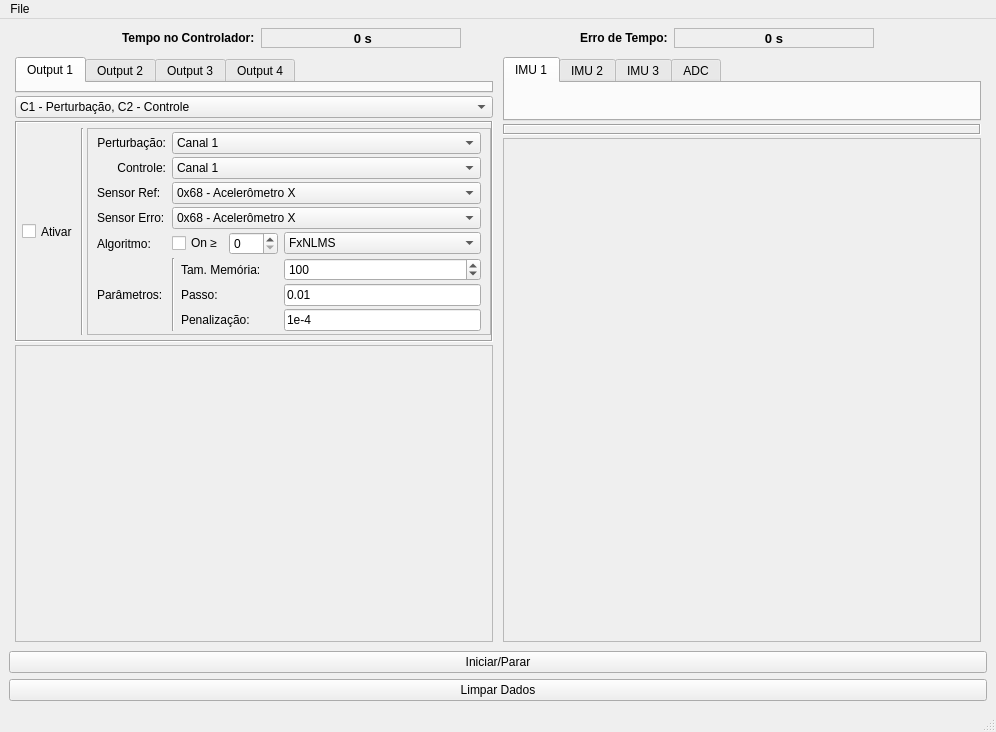
This is uifiles/VibViewWindow.ui in eduardobatista/ActVibSoftware as Qt 5 draws it before an edit. The edited form follows.
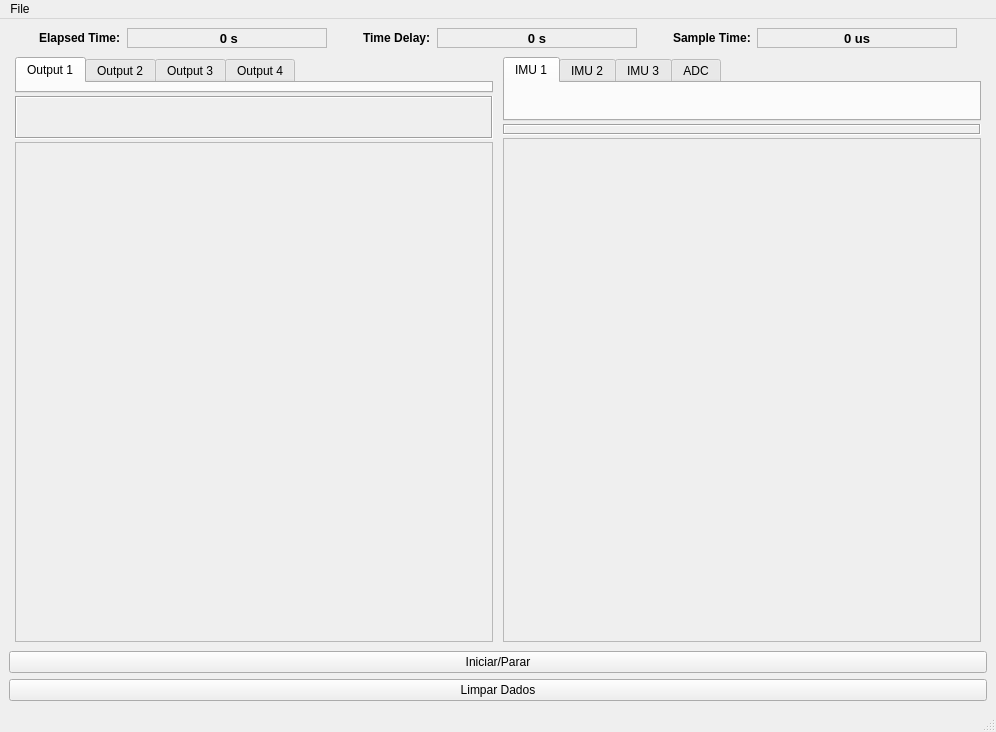
This is the edited form.

What changed in the file:
```diff
--- a/uifiles/VibViewWindow.ui
+++ b/uifiles/VibViewWindow.ui
@@ -73,7 +73,7 @@
           </font>
          </property>
          <property name="text">
-          <string>Tempo no Controlador:</string>
+          <string>Elapsed Time:</string>
          </property>
         </widget>
        </item>
@@ -134,7 +134,7 @@
           </font>
          </property>
          <property name="text">
-          <string>Erro de Tempo:</string>
+          <string>Time Delay:</string>
          </property>
         </widget>
        </item>
@@ -183,6 +183,64 @@
          </property>
         </spacer>
        </item>
+       <item>
+        <widget class="QLabel" name="label_6">
+         <property name="font">
+          <font>
+           <weight>75</weight>
+           <bold>true</bold>
+          </font>
+         </property>
+         <property name="text">
+          <string>Sample Time:</string>
+         </property>
+        </widget>
+       </item>
+       <item>
+        <widget class="QLabel" name="sampleTime">
+         <property name="sizePolicy">
+          <sizepolicy hsizetype="Fixed" vsizetype="Preferred">
+           <horstretch>0</horstretch>
+           <verstretch>0</verstretch>
+          </sizepolicy>
+         </property>
+         <property name="minimumSize">
+          <size>
+           <width>200</width>
+           <height>0</height>
+          </size>
+         </property>
+         <property name="font">
+          <font>
+           <pointsize>10</pointsize>
+           <weight>75</weight>
+           <bold>true</bold>
+          </font>
+         </property>
+         <property name="frameShape">
+          <enum>QFrame::StyledPanel</enum>
+         </property>
+         <property name="text">
+          <string>0 us</string>
+         </property>
+         <property name="alignment">
+          <set>Qt::AlignCenter</set>
+         </property>
+        </widget>
+       </item>
+       <item>
+        <spacer name="horizontalSpacer_4">
+         <property name="orientation">
+          <enum>Qt::Horizontal</enum>
+         </property>
+         <property name="sizeHint" stdset="0">
+          <size>
+           <width>40</width>
+           <height>20</height>
+          </size>
+         </property>
+        </spacer>
+       </item>
       </layout>
      </widget>
     </item>
@@ -384,21 +442,19 @@
            </widget>
           </item>
           <item>
-           <widget class="QComboBox" name="comboCanaisControle">
-            <item>
-             <property name="text">
-              <string>C1 - Perturbação, C2 - Controle</string>
-             </property>
-            </item>
-            <item>
-             <property name="text">
-              <string>C1 - Controle, C2 - Perturbação</string>
-             </property>
-            </item>
-           </widget>
-          </item>
-          <item>
-           <widget class="QFrame" name="Controle">
+           <widget class="QFrame" name="controlFrame">
+            <property name="sizePolicy">
+             <sizepolicy hsizetype="Preferred" vsizetype="Preferred">
+              <horstretch>0</horstretch>
+              <verstretch>0</verstretch>
+             </sizepolicy>
+            </property>
+            <property name="minimumSize">
+             <size>
+              <width>0</width>
+              <height>20</height>
+             </size>
+            </property>
             <property name="autoFillBackground">
              <bool>false</bool>
             </property>
@@ -413,420 +469,20 @@
             </property>
             <layout class="QHBoxLayout" name="horizontalLayout_5">
              <property name="spacing">
-              <number>3</number>
+              <number>0</number>
              </property>
              <property name="leftMargin">
-              <number>5</number>
+              <number>0</number>
              </property>
              <property name="topMargin">
-              <number>5</number>
+              <number>0</number>
              </property>
              <property name="rightMargin">
               <number>0</number>
              </property>
              <property name="bottomMargin">
-              <number>5</number>
+              <number>0</number>
              </property>
-             <item>
-              <widget class="QCheckBox" name="checkControle">
-               <property name="sizePolicy">
-                <sizepolicy hsizetype="Fixed" vsizetype="Preferred">
-                 <horstretch>0</horstretch>
-                 <verstretch>0</verstretch>
-                </sizepolicy>
-               </property>
-               <property name="text">
-                <string>Ativar</string>
-               </property>
-              </widget>
-             </item>
-             <item>
-              <widget class="Line" name="line_4">
-               <property name="orientation">
-                <enum>Qt::Vertical</enum>
-               </property>
-              </widget>
-             </item>
-             <item>
-              <widget class="QFrame" name="frame_7">
-               <property name="sizePolicy">
-                <sizepolicy hsizetype="Preferred" vsizetype="Fixed">
-                 <horstretch>0</horstretch>
-                 <verstretch>0</verstretch>
-                </sizepolicy>
-               </property>
-               <property name="minimumSize">
-                <size>
-                 <width>0</width>
-                 <height>150</height>
-                </size>
-               </property>
-               <property name="frameShape">
-                <enum>QFrame::StyledPanel</enum>
-               </property>
-               <property name="frameShadow">
-                <enum>QFrame::Raised</enum>
-               </property>
-               <layout class="QGridLayout" name="gridLayout_2">
-                <property name="topMargin">
-                 <number>3</number>
-                </property>
-                <property name="bottomMargin">
-                 <number>3</number>
-                </property>
-                <property name="verticalSpacing">
-                 <number>3</number>
-                </property>
-                <item row="0" column="4" colspan="5">
-                 <widget class="QComboBox" name="comboCanalPerturb">
-                  <property name="sizePolicy">
-                   <sizepolicy hsizetype="Preferred" vsizetype="Fixed">
-                    <horstretch>0</horstretch>
-                    <verstretch>0</verstretch>
-                   </sizepolicy>
-                  </property>
-                  <item>
-                   <property name="text">
-                    <string>Canal 1</string>
-                   </property>
-                  </item>
-                  <item>
-                   <property name="text">
-                    <string>Canal 2</string>
-                   </property>
-                  </item>
-                  <item>
-                   <property name="text">
-                    <string>Canal 3</string>
-                   </property>
-                  </item>
-                  <item>
-                   <property name="text">
-                    <string>Canal 4</string>
-                   </property>
-                  </item>
-                 </widget>
-                </item>
-                <item row="0" column="3">
-                 <widget class="QLabel" name="label_24">
-                  <property name="sizePolicy">
-                   <sizepolicy hsizetype="Minimum" vsizetype="Preferred">
-                    <horstretch>0</horstretch>
-                    <verstretch>0</verstretch>
-                   </sizepolicy>
-                  </property>
-                  <property name="text">
-                   <string>Perturbação:</string>
-                  </property>
-                  <property name="alignment">
-                   <set>Qt::AlignRight|Qt::AlignTrailing|Qt::AlignVCenter</set>
-                  </property>
-                 </widget>
-                </item>
-                <item row="1" column="3">
-                 <widget class="QLabel" name="label_48">
-                  <property name="sizePolicy">
-                   <sizepolicy hsizetype="Minimum" vsizetype="Preferred">
-                    <horstretch>0</horstretch>
-                    <verstretch>0</verstretch>
-                   </sizepolicy>
-                  </property>
-                  <property name="text">
-                   <string>Controle:</string>
-                  </property>
-                  <property name="alignment">
-                   <set>Qt::AlignRight|Qt::AlignTrailing|Qt::AlignVCenter</set>
-                  </property>
-                 </widget>
-                </item>
-                <item row="2" column="4" colspan="5">
-                 <widget class="QComboBox" name="comboRef">
-                  <item>
-                   <property name="text">
-                    <string>0x68 - Acelerômetro X</string>
-                   </property>
-                  </item>
-                  <item>
-                   <property name="text">
-                    <string>0x68 - Acelerômetro Y</string>
-                   </property>
-                  </item>
-                  <item>
-                   <property name="text">
-                    <string>0x68 - Acelerômetro Z</string>
-                   </property>
-                  </item>
-                  <item>
-                   <property name="text">
-                    <string>0x68 - Giroscópio X</string>
-                   </property>
-                  </item>
-                  <item>
-                   <property name="text">
-                    <string>0x68 - Giroscópio Y</string>
-                   </property>
-                  </item>
-                  <item>
-                   <property name="text">
-                    <string>0x68 - Giroscópio Z</string>
-                   </property>
-                  </item>
-                  <item>
-                   <property name="text">
-                    <string>0x69 - Acelerômetro X</string>
-                   </property>
-                  </item>
-                  <item>
-                   <property name="text">
-                    <string>0x69 - Acelerômetro Y</string>
-                   </property>
-                  </item>
-                  <item>
-                   <property name="text">
-                    <string>0x69 - Acelerômetro Z</string>
-                   </property>
-                  </item>
-                  <item>
-                   <property name="text">
-                    <string>0x69 - Giroscópio X</string>
-                   </property>
-                  </item>
-                  <item>
-                   <property name="text">
-                    <string>0x69 - Giroscópio Y</string>
-                   </property>
-                  </item>
-                  <item>
-                   <property name="text">
-                    <string>0x69 - Giroscópio Z</string>
-                   </property>
-                  </item>
-                 </widget>
-                </item>
-                <item row="4" column="3">
-                 <widget class="QLabel" name="label_8">
-                  <property name="sizePolicy">
-                   <sizepolicy hsizetype="Fixed" vsizetype="Preferred">
-                    <horstretch>0</horstretch>
-                    <verstretch>0</verstretch>
-                   </sizepolicy>
-                  </property>
-                  <property name="text">
-                   <string>Algoritmo:</string>
-                  </property>
-                 </widget>
-                </item>
-                <item row="5" column="4" rowspan="3">
-                 <widget class="Line" name="line_3">
-                  <property name="orientation">
-                   <enum>Qt::Vertical</enum>
-                  </property>
-                 </widget>
-                </item>
-                <item row="2" column="3">
-                 <widget class="QLabel" name="label_16">
-                  <property name="text">
-                   <string>Sensor Ref:</string>
-                  </property>
-                 </widget>
-                </item>
-                <item row="3" column="4" colspan="5">
-                 <widget class="QComboBox" name="comboErro">
-                  <item>
-                   <property name="text">
-                    <string>0x68 - Acelerômetro X</string>
-                   </property>
-                  </item>
-                  <item>
-                   <property name="text">
-                    <string>0x68 - Acelerômetro Y</string>
-                   </property>
-                  </item>
-                  <item>
-                   <property name="text">
-                    <string>0x68 - Acelerômetro Z</string>
-                   </property>
-                  </item>
-                  <item>
-                   <property name="text">
-                    <string>0x68 - Giroscópio X</string>
-                   </property>
-                  </item>
-                  <item>
-                   <property name="text">
-                    <string>0x68 - Giroscópio Y</string>
-                   </property>
-                  </item>
-                  <item>
-                   <property name="text">
-                    <string>0x68 - Giroscópio Z</string>
-                   </property>
-                  </item>
-                  <item>
-                   <property name="text">
-                    <string>0x69 - Acelerômetro X</string>
-                   </property>
-                  </item>
-                  <item>
-                   <property name="text">
-                    <string>0x69 - Acelerômetro Y</string>
-                   </property>
-                  </item>
-                  <item>
-                   <property name="text">
-                    <string>0x69 - Acelerômetro Z</string>
-                   </property>
-                  </item>
-                  <item>
-                   <property name="text">
-                    <string>0x69 - Giroscópio X</string>
-                   </property>
-                  </item>
-                  <item>
-                   <property name="text">
-                    <string>0x69 - Giroscópio Y</string>
-                   </property>
-                  </item>
-                  <item>
-                   <property name="text">
-                    <string>0x69 - Giroscópio z</string>
-                   </property>
-                  </item>
-                 </widget>
-                </item>
-                <item row="4" column="8">
-                 <widget class="QComboBox" name="comboAlgoritmo">
-                  <item>
-                   <property name="text">
-                    <string>FxNLMS</string>
-                   </property>
-                  </item>
-                  <item>
-                   <property name="text">
-                    <string>FxLMS</string>
-                   </property>
-                  </item>
-                  <item>
-                   <property name="text">
-                    <string>FxNLMS Modificado Proposto</string>
-                   </property>
-                  </item>
-                 </widget>
-                </item>
-                <item row="6" column="3">
-                 <widget class="QLabel" name="label_10">
-                  <property name="text">
-                   <string>Parâmetros:</string>
-                  </property>
-                 </widget>
-                </item>
-                <item row="3" column="3">
-                 <widget class="QLabel" name="label_17">
-                  <property name="text">
-                   <string>Sensor Erro:</string>
-                  </property>
-                 </widget>
-                </item>
-                <item row="1" column="4" colspan="5">
-                 <widget class="QComboBox" name="comboCanalControle">
-                  <property name="sizePolicy">
-                   <sizepolicy hsizetype="Preferred" vsizetype="Fixed">
-                    <horstretch>0</horstretch>
-                    <verstretch>0</verstretch>
-                   </sizepolicy>
-                  </property>
-                  <property name="currentText">
-                   <string>Canal 1</string>
-                  </property>
-                  <item>
-                   <property name="text">
-                    <string>Canal 1</string>
-                   </property>
-                  </item>
-                  <item>
-                   <property name="text">
-                    <string>Canal 2</string>
-                   </property>
-                  </item>
-                  <item>
-                   <property name="text">
-                    <string>Canal 3</string>
-                   </property>
-                  </item>
-                  <item>
-                   <property name="text">
-                    <string>Canal 4</string>
-                   </property>
-                  </item>
-                 </widget>
-                </item>
-                <item row="7" column="8">
-                 <widget class="QLineEdit" name="normCtrl">
-                  <property name="text">
-                   <string>1e-4</string>
-                  </property>
-                 </widget>
-                </item>
-                <item row="6" column="8">
-                 <widget class="QLineEdit" name="passoCtrl">
-                  <property name="text">
-                   <string>0.01</string>
-                  </property>
-                 </widget>
-                </item>
-                <item row="5" column="8">
-                 <widget class="QSpinBox" name="spinMemCtrl">
-                  <property name="minimum">
-                   <number>1</number>
-                  </property>
-                  <property name="maximum">
-                   <number>3000</number>
-                  </property>
-                  <property name="value">
-                   <number>100</number>
-                  </property>
-                 </widget>
-                </item>
-                <item row="5" column="5" colspan="3">
-                 <widget class="QLabel" name="label_12">
-                  <property name="text">
-                   <string>Tam. Memória:</string>
-                  </property>
-                 </widget>
-                </item>
-                <item row="7" column="5" colspan="3">
-                 <widget class="QLabel" name="label_11">
-                  <property name="text">
-                   <string>Penalização:</string>
-                  </property>
-                 </widget>
-                </item>
-                <item row="6" column="5" colspan="3">
-                 <widget class="QLabel" name="label_9">
-                  <property name="sizePolicy">
-                   <sizepolicy hsizetype="Fixed" vsizetype="Preferred">
-                    <horstretch>0</horstretch>
-                    <verstretch>0</verstretch>
-                   </sizepolicy>
-                  </property>
-                  <property name="text">
-                   <string>Passo:</string>
-                  </property>
-                 </widget>
-                </item>
-                <item row="4" column="4" colspan="2">
-                 <widget class="QCheckBox" name="checkAlgOn">
-                  <property name="text">
-                   <string>On ≥</string>
-                  </property>
-                 </widget>
-                </item>
-                <item row="4" column="6" colspan="2">
-                 <widget class="QSpinBox" name="spinTAlgOn"/>
-                </item>
-               </layout>
-              </widget>
-             </item>
             </layout>
            </widget>
           </item>
```
